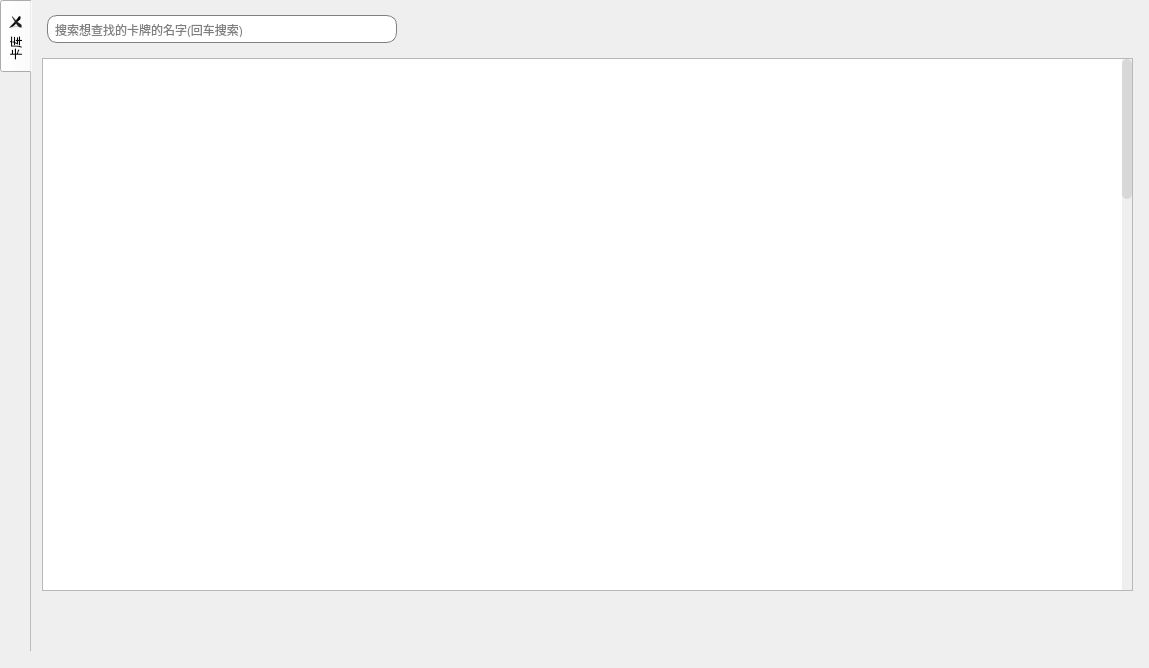
Above: visualizationSrc/qtUI/CardControler/cardControler.ui from NWYLZW/A-Language-IDE before the change. Below: the same form after it.
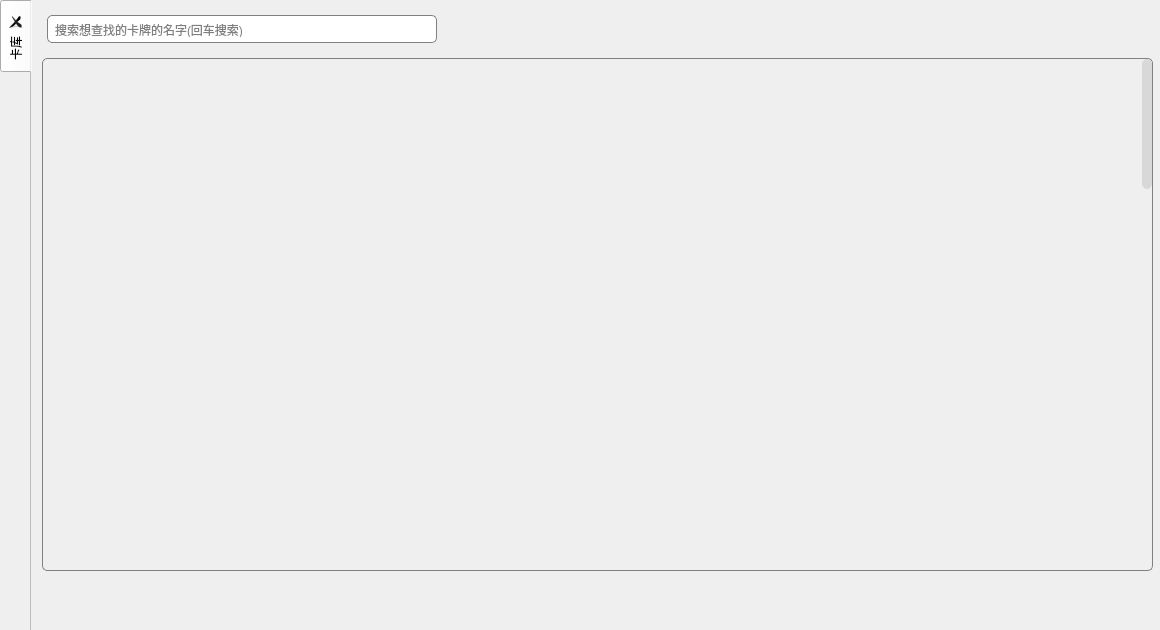
That is the form after the change. Icons and pictures are not drawn.

Patch:
```diff
--- a/visualizationSrc/qtUI/CardControler/cardControler.ui
+++ b/visualizationSrc/qtUI/CardControler/cardControler.ui
@@ -6,14 +6,14 @@
    <rect>
     <x>0</x>
     <y>0</y>
-    <width>1149</width>
-    <height>668</height>
+    <width>1160</width>
+    <height>630</height>
    </rect>
   </property>
   <property name="maximumSize">
    <size>
-    <width>16777215</width>
-    <height>16777215</height>
+    <width>1160</width>
+    <height>630</height>
    </size>
   </property>
   <property name="windowTitle">
@@ -74,13 +74,13 @@
     <rect>
      <x>0</x>
      <y>0</y>
-     <width>1141</width>
-     <height>651</height>
+     <width>1160</width>
+     <height>631</height>
     </rect>
    </property>
    <property name="maximumSize">
     <size>
-     <width>16777215</width>
+     <width>1160</width>
      <height>16777215</height>
     </size>
    </property>
@@ -130,8 +130,8 @@
       <rect>
        <x>0</x>
        <y>0</y>
-       <width>1111</width>
-       <height>651</height>
+       <width>1131</width>
+       <height>631</height>
       </rect>
      </property>
      <layout class="QVBoxLayout" name="verticalLayout_2">
@@ -151,18 +151,30 @@
        <number>10</number>
       </property>
       <item>
-       <layout class="QHBoxLayout" name="Search" stretch="1,2">
+       <layout class="QHBoxLayout" name="Search" stretch="1,0,2">
         <property name="spacing">
-         <number>10</number>
+         <number>0</number>
         </property>
         <item>
          <widget class="QLineEdit" name="Search_Input">
+          <property name="minimumSize">
+           <size>
+            <width>400</width>
+            <height>0</height>
+           </size>
+          </property>
+          <property name="maximumSize">
+           <size>
+            <width>400</width>
+            <height>16777215</height>
+           </size>
+          </property>
           <property name="styleSheet">
            <string notr="true">#Search_Input{
 	margin: 5px;
 	padding: 5px;
 	border: 1px solid gray;
-	border-radius: 10px;
+	border-radius: 5px;
 }</string>
           </property>
           <property name="placeholderText">
@@ -170,6 +182,19 @@
           </property>
          </widget>
         </item>
+        <item>
+         <spacer name="horizontalSpacer_2">
+          <property name="orientation">
+           <enum>Qt::Horizontal</enum>
+          </property>
+          <property name="sizeHint" stdset="0">
+           <size>
+            <width>400</width>
+            <height>20</height>
+           </size>
+          </property>
+         </spacer>
+        </item>
         <item>
          <widget class="QWidget" name="horizontalWidget_4" native="true">
           <property name="styleSheet">
@@ -333,7 +358,14 @@
       <item>
        <widget class="QScrollArea" name="cardScroll">
         <property name="styleSheet">
-         <string notr="true"/>
+         <string notr="true">#cardScroll{
+	background-color: rgba(255, 255, 255, 0);
+	border: 1px solid gray;
+	border-radius: 5px;
+}
+#cardScrollWidget{
+	background-color: rgba(255, 255, 255, 0);
+}</string>
         </property>
         <property name="widgetResizable">
          <bool>true</bool>
@@ -343,7 +375,7 @@
           <rect>
            <x>0</x>
            <y>0</y>
-           <width>1079</width>
+           <width>1099</width>
            <height>2000</height>
           </rect>
          </property>
```
